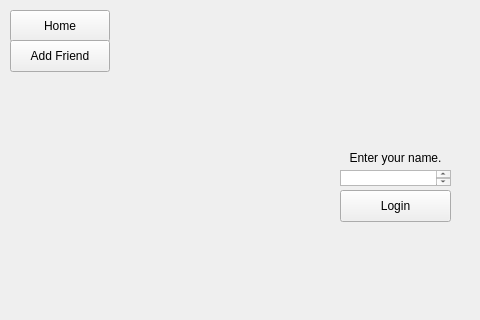
This is ui_social_network/socialnetworkwindow.ui in z4chclark/csci_62 as Qt 5 draws it before an edit; both pictures show x 0 to 480 and y 0 to 320 of the 800 by 600 pixel window. The edited form follows.
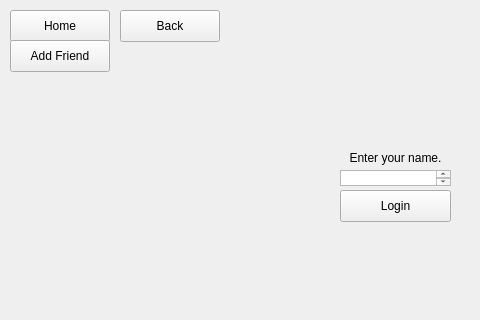
This is the edited form.

Commit message: small bug in back button backStack type is string

Patch:
```diff
--- a/ui_social_network/socialnetworkwindow.ui
+++ b/ui_social_network/socialnetworkwindow.ui
@@ -174,6 +174,19 @@
      </property>
     </column>
    </widget>
+   <widget class="QPushButton" name="backButton">
+    <property name="geometry">
+     <rect>
+      <x>120</x>
+      <y>10</y>
+      <width>100</width>
+      <height>32</height>
+     </rect>
+    </property>
+    <property name="text">
+     <string>Back</string>
+    </property>
+   </widget>
   </widget>
   <widget class="QMenuBar" name="menubar">
    <property name="geometry">
```
The commit also changes 50 other files.
